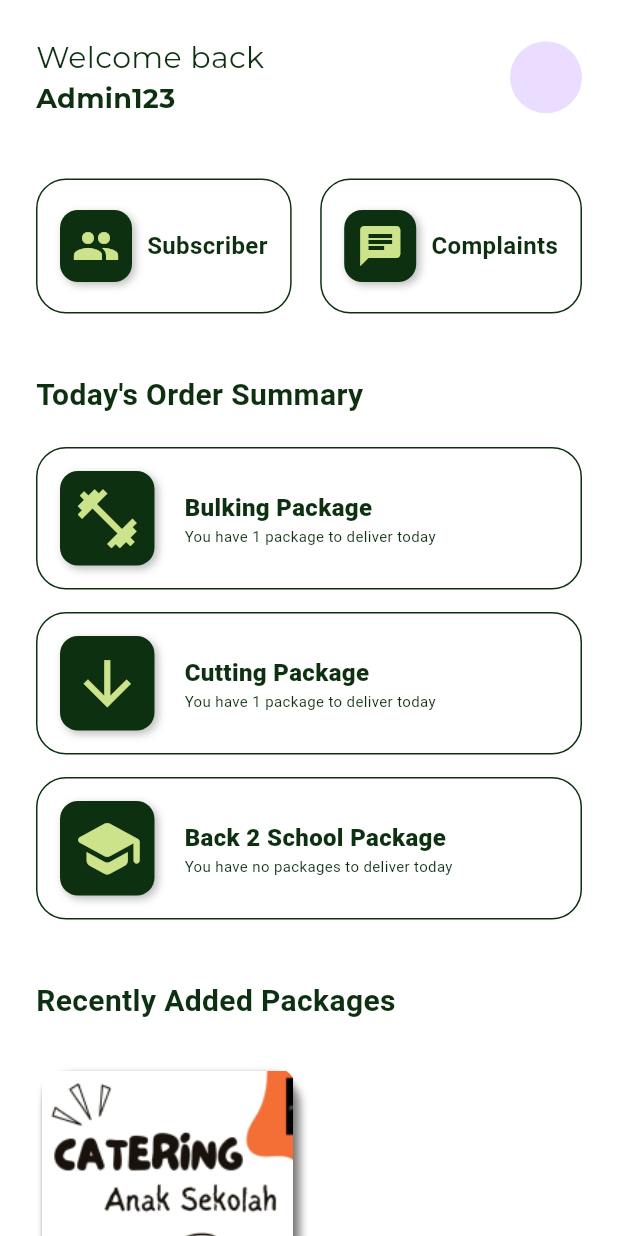
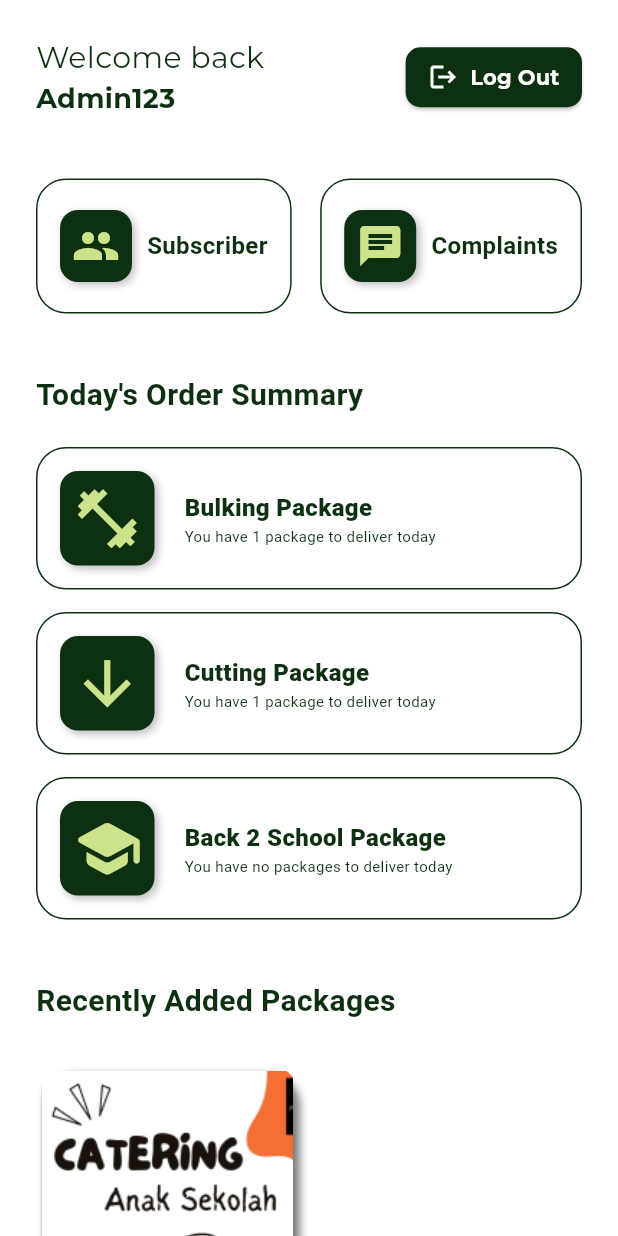
Before and after one commit to FelixSalim/CaterFit, a Flutter app: the HomeAdmin screen opened directly, on a phone screen of 412 x 824 dp. Run offline on Flutter 3.47's test engine with Material 3 defaults, Android fonts, the phone set to English and light mode, and no system bars; our stand-ins replace curved_navigation_bar, dropdown_button2, flutter_tts, google_fonts, image_picker, permission_handler and 1 more.

Commit message:
added logout for admin and default profile

```diff
--- a/lib/admin/homeAdmin.dart
+++ b/lib/admin/homeAdmin.dart
@@ -8,6 +8,8 @@ import 'package:caterfit/user/navbarUser.dart';
 import 'package:caterfit/user/packageMenu.dart';
 import 'package:flutter/material.dart';
 import 'package:google_fonts/google_fonts.dart';
+import 'package:caterfit/login.dart';
+
 
 class HomeAdmin extends StatelessWidget {
   final String username;
@@ -50,10 +52,30 @@ class HomeAdmin extends StatelessWidget {
                       )
                     ],
                   ),
-                  const CircleAvatar(
-                    // backgroundImage: AssetImage('assets/profile.jpg'),
-                    radius: 24,
-                  )
+                  ElevatedButton.icon(
+                    onPressed: () {
+                      Navigator.of(context).pushAndRemoveUntil(
+                        MaterialPageRoute(builder: (context) => LoginPage()),
+                        (Route<dynamic> route) => false,
+                      );
+                      print('Logout pressed, navigating to LoginPage');
+                    },
+                    icon: const Icon(Icons.logout, color: Colors.white, size: 20),
+                    label: Text(
+                      'Log Out',
+                      style: GoogleFonts.montserrat(
+                        color: Colors.white,
+                        fontWeight: FontWeight.bold,
+                      ),
+                    ),
+                    style: ElevatedButton.styleFrom(
+                      backgroundColor: const Color(0xFF0D3011),
+                      shape: RoundedRectangleBorder(
+                        borderRadius: BorderRadius.circular(10),
+                      ),
+                      padding: const EdgeInsets.symmetric(horizontal: 15, vertical: 8),
+                    ),
+                  ),
                 ],
               ),
               SizedBox(height: 40),
--- a/lib/user/home.dart
+++ b/lib/user/home.dart
@@ -79,7 +79,7 @@ class HomeScreen extends StatelessWidget {
                     ],
                   ),
                   const CircleAvatar(
-                    // backgroundImage: AssetImage('assets/profile.jpg'),
+                    backgroundImage: AssetImage('Assets/profile.png'),
                     radius: 24,
                   )
                 ],
```
Also changed, not shown: Assets/caterfit banner.png (added), Assets/profile.png.
